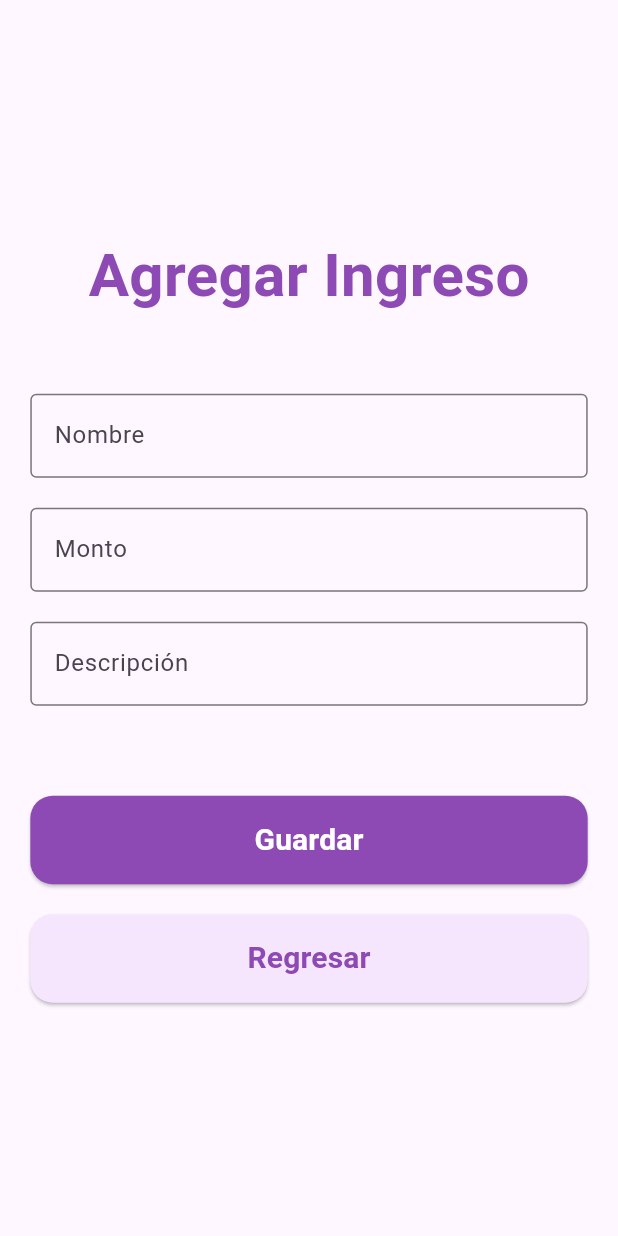
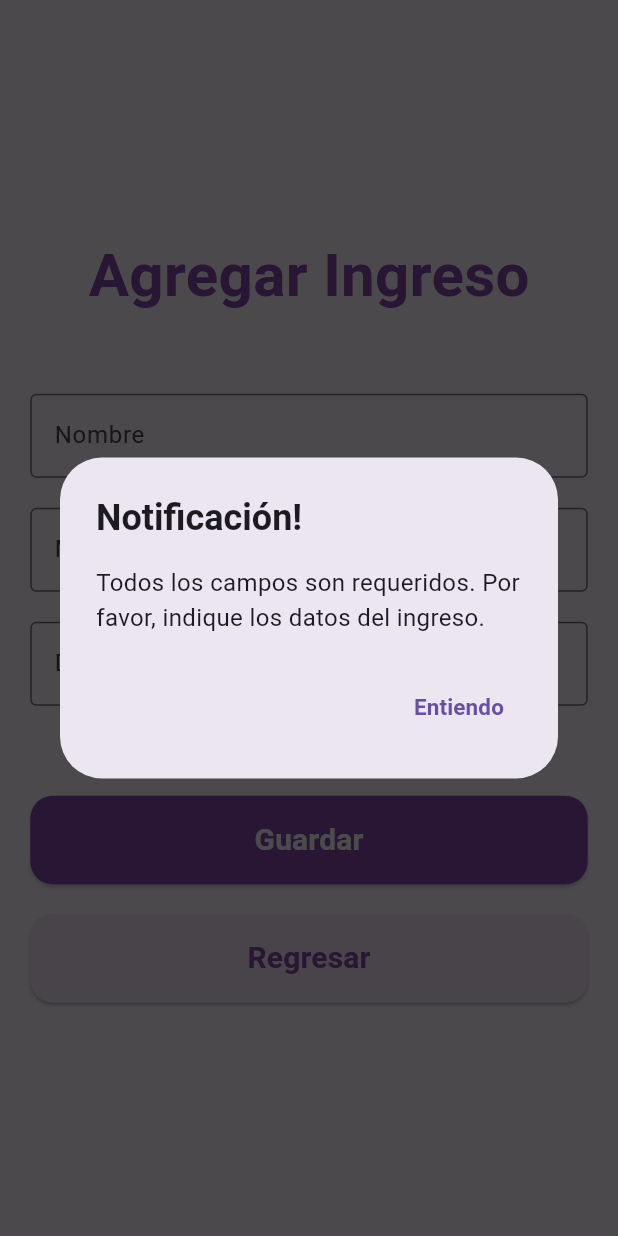
Before and after one commit to Dainerdev/flutter-app-2, a Flutter app: the AddEarningScreen screen opened directly, after a tap on "Guardar", on a phone screen of 412 x 824 dp. Run offline on Flutter 3.47's test engine with Material 3 defaults, Android fonts, the phone set to English and light mode, and no system bars; our stand-ins replace shared_preferences; accounts and stored records are empty.

Commit message:
Se desarrollan metodos para guardar los ingresos a nombre del usuario

```diff
--- a/lib/ui/earningScreens/earning.add.dart
+++ b/lib/ui/earningScreens/earning.add.dart
@@ -1,5 +1,12 @@
+// ignore_for_file: use_build_context_synchronously
+
+import 'dart:convert';
+
 import 'package:flutter/material.dart';
 import 'package:flutter_app_und4/ui/earningScreens/earning.dart';
+import 'package:http/http.dart' as http;
+import 'dart:async';
+import '../login.dart';
 
 class AddEarningScreen extends StatefulWidget {
   const AddEarningScreen({super.key});
@@ -9,6 +16,132 @@ class AddEarningScreen extends StatefulWidget {
 }
 
 class _AddEarningScreenState extends State<AddEarningScreen> {
+
+  // Identificadores de los textfields
+  final nameField = TextEditingController();
+  final amountField = TextEditingController();
+  final descriptionField = TextEditingController();
+
+  //variables
+  String name = '';
+  String amount = '';
+  String description = '';
+
+  String? userId;
+  Map<String, dynamic>? userData;
+
+  @override
+  void initState() {
+    super.initState();
+    _loadUserId();
+  }
+
+  // Método para cargar el userId desde SharedPreferences
+  Future<void> _loadUserId() async {
+    // Obtiene el ID del usuario desde SharedPreferences
+    final id = await getUserId();
+
+    // Actualiza el estado con el ID
+    setState(() {
+      userId = id;
+    });
+  }
+
+  // funcion para comunicar con la api
+  Future<void> save() async {
+
+    final apiUrl = Uri.parse('http://10.0.2.2:3312/api/earnings/');
+
+    //Mapa de los datos del usuario
+    final Map<String, dynamic> earningData = {
+
+      "user_id": userId!,
+      "name": nameField.text,
+      "amount": amountField.text,
+      "description": descriptionField.text
+
+    };
+
+    try {
+
+      // Solicitud POST a la API
+      final response = await http.post(apiUrl,
+        headers: {"Content-Type": "application/json"},
+        body: jsonEncode(earningData)
+      );
+
+      if (response.statusCode == 200) {
+        showDialog(
+          context: context,
+          barrierDismissible: false,
+          barrierColor: Color.fromARGB(180, 0, 0, 0),
+          builder: (BuildContext context) {
+            return AlertDialog(
+              title: Text('Notificación!',
+                style: TextStyle(
+                  fontWeight: FontWeight.bold
+                ),
+              ),
+              content: SingleChildScrollView(
+                child: ListBody(
+                  children: [
+                    Text('Ingreso guardado exitosamente.',
+                      style: TextStyle(
+                        fontSize: 16
+                      ),
+                    )
+                  ],
+                ),
+              ),
+              actions: [
+                TextButton(
+                  onPressed: (){
+                    Navigator.of(context).pop();
+                    Navigator.push(context,
+                      MaterialPageRoute(builder: (context) => EarningScreen())
+                    );
+                  },
+                  child: Text('Continuar',
+                    style: TextStyle(
+                      fontSize: 15,
+                      fontWeight: FontWeight.bold
+                    ),
+                  )
+                )
+              ],
+            );
+          }
+        );
+
+      } else {
+        showDialog(
+          context: context,
+          builder: (BuildContext context) {
+            return AlertDialog(
+              title: Text('Error'),
+              content: Text('No se pudo guardar el ingreso. Inténtelo neuvamente.'),
+              actions: [
+                TextButton(
+                  onPressed: (){
+                    Navigator.of(context).pop();
+                  },
+                  child: Text('Entiendo',
+                    style: TextStyle(
+                      fontSize: 16
+                    ),
+                  )
+                )
+              ],
+            );
+          }
+        );
+      }
+    } catch (e) {
+      ScaffoldMessenger.of(context).showSnackBar(
+        SnackBar(content: Text('Error: $e'))
+      );
+    }
+  }
 
   @override
   Widget build(BuildContext context) {
@@ -31,6 +164,7 @@ class _AddEarningScreenState extends State<AddEarningScreen> {
               const SizedBox(height: 50),
 
               TextField(
+                controller: nameField,
                 decoration: const InputDecoration(
                   labelText: 'Nombre',
                   border: OutlineInputBorder()
@@ -40,6 +174,7 @@ class _AddEarningScreenState extends State<AddEarningScreen> {
               const SizedBox(height: 20),
 
               TextField(
+                controller: amountField,
                 decoration: const InputDecoration(
                   labelText: 'Monto',
                   border: OutlineInputBorder()
@@ -49,6 +184,7 @@ class _AddEarningScreenState extends State<AddEarningScreen> {
               const SizedBox(height: 20),
 
               TextField(
+                controller: descriptionField,
                 decoration: const InputDecoration(
                   labelText: 'Descripción',
                   border: OutlineInputBorder()
@@ -58,7 +194,60 @@ class _AddEarningScreenState extends State<AddEarningScreen> {
               const SizedBox(height: 60),
 
               ElevatedButton(
-                onPressed: (){},
+                onPressed: (){
+
+                  //Guardar los datos en las variables
+
+                  name = nameField.text;
+                  amount = amountField.text;
+                  description = descriptionField.text;
+
+                  if ( name == '' || amount == '' || description == '') {
+                    showDialog(
+                      context: context,
+                      barrierDismissible: false,
+                      barrierColor: Color.fromARGB(180, 0, 0, 0),
+                      builder: (BuildContext context){
+                        return AlertDialog(
+                          title: Text(
+                            'Notificación!',
+                            style: TextStyle(
+                              fontWeight: FontWeight.bold
+                            ),
+                          ),
+                          content: SingleChildScrollView(
+                            child: ListBody(
+                              children: [
+                                Text('Todos los campos son requeridos. Por favor, indique los datos del ingreso.',
+                                  style: TextStyle(
+                                    fontSize: 16
+                                  ),
+                                )
+                              ],
+                            ),
+                          ),
+                          actions: [
+                            TextButton(
+                              onPressed: (){
+                                Navigator.of(context).pop();
+                              },
+                              child: Text('Entiendo',
+                                style: TextStyle(
+                                  fontSize: 15,
+                                  fontWeight: FontWeight.bold
+                                ),
+                              )
+                            ),
+                          ],
+                        );
+                      }
+                    );
+
+                  } else {
+                    save();
+                  }
+
+                },
                 style: ElevatedButton.styleFrom(
                   backgroundColor: const Color.fromARGB(255, 141, 74, 180),
                   padding: const EdgeInsets.symmetric(horizontal: 100, vertical: 15),
```
